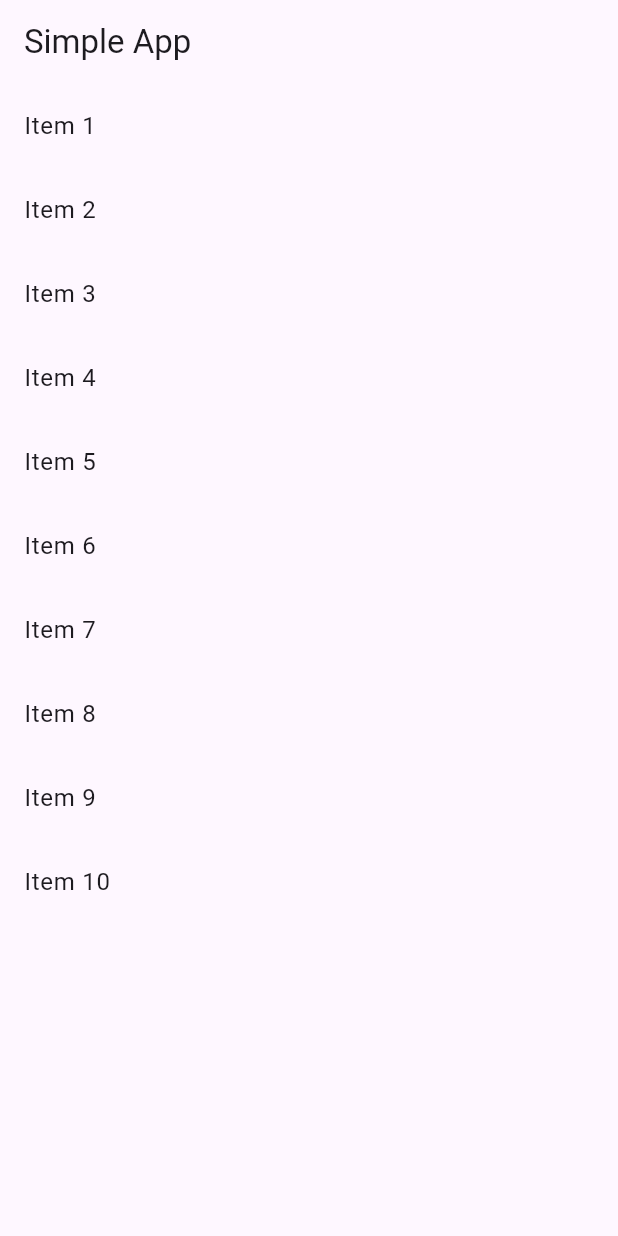
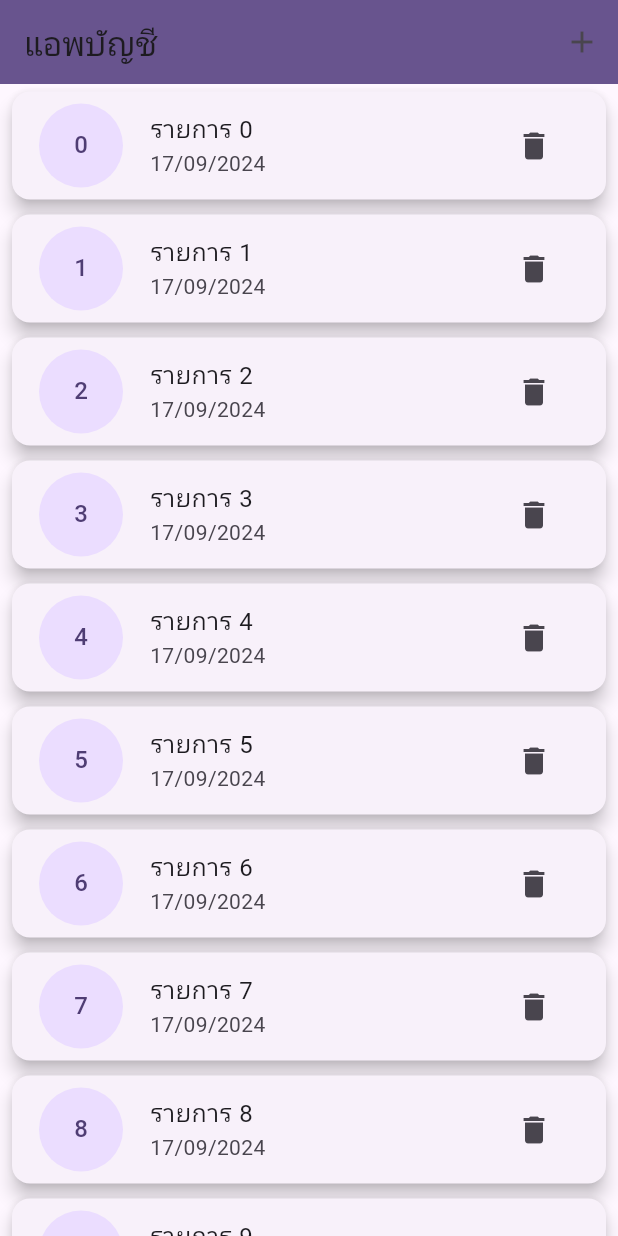
Before and after one commit to phonchai01/sim_app, a Flutter app: the screen it shows after launch, on a phone screen of 412 x 824 dp. Run offline on Flutter 3.47's test engine with Material 3 defaults, Android fonts, the phone set to English and light mode, and no system bars.

Commit message:
Add changes

```diff
--- a/lib/main.dart
+++ b/lib/main.dart
@@ -1,12 +1,94 @@
 import 'package:flutter/material.dart';
-import 'package:sim_app/scene/menus.dart';
+import 'package:sim_app/screens/form_screen.dart';
+import 'package:provider/provider.dart';
+import 'package:sim_app/provider/transaction_provider.dart';
 
-void main(){
-  runApp(MaterialApp(
-    home: Scaffold(
-      appBar : AppBar(
-        title: Text('Simple App'),
+void main() {
+  runApp(const MyApp());
+}
+
+class MyApp extends StatelessWidget {
+  const MyApp({super.key});
+
+  // This widget is the root of your application.
+  @override
+  Widget build(BuildContext context) {
+    return MultiProvider(
+      providers: [
+        ChangeNotifierProvider(
+          create: (context) {
+            return TransactionProvider();
+          }),
+      ],
+      child: MaterialApp(
+        title: 'Flutter Demo',
+        theme: ThemeData(
+          colorScheme: ColorScheme.fromSeed(seedColor: Colors.deepPurple),
+          useMaterial3: true,
+        ),
+        home: const MyHomePage(title: 'แอพบัญชี'),
       ),
-      body: Menus()
-    ),
-    ));}
+    );
+  }
+}
+
+class MyHomePage extends StatefulWidget {
+  const MyHomePage({super.key, required this.title});
+
+  final String title;
+
+  @override
+  State<MyHomePage> createState() => _MyHomePageState();
+}
+
+class _MyHomePageState extends State<MyHomePage> {
+  int _counter = 0;
+
+  void _incrementCounter() {
+    setState(() {
+      _counter++;
+    });
+  }
+
+  @override
+  Widget build(BuildContext context) {
+
+    return Scaffold(
+      appBar: AppBar(
+        backgroundColor: Theme.of(context).colorScheme.primary,
+        title: Text(widget.title),
+        actions: [
+          IconButton(
+            icon: const Icon(Icons.add),
+            onPressed: () {
+              Navigator.push(context, MaterialPageRoute(builder: (context) {
+                return FormScreen();
+              }));
+            },
+          ),
+        ],
+      ),
+      body: ListView.builder(itemBuilder: (context, index) {
+        return Card(
+          elevation: 5,
+          margin: const EdgeInsets.symmetric(vertical: 5, horizontal: 8),
+          child: ListTile(
+            title: Text('รายการ $index'),
+            subtitle: Text('17/09/2024'),
+            leading: CircleAvatar(
+              radius: 30,
+              child: FittedBox(
+                child: Text('$index'),
+              ),
+            ),
+            trailing: IconButton(
+              icon: const Icon(Icons.delete),
+              onPressed: () {},
+            ),
+          ),
+        );
+      },),
+       // This trailing comma makes auto-formatting nicer for build methods.
+    );
+  }
+}
--- /dev/null
+++ b/lib/models/transaction.dart
@@ -0,0 +1,13 @@
+class Transaction {
+  // final String id;
+  final String title;
+  final double amount;
+  final DateTime date;
+
+  Transaction({
+    // required this.id,
+    required this.title,
+    required this.amount,
+    required this.date,
+  });
+}
--- /dev/null
+++ b/lib/provider/transaction_provider.dart
@@ -0,0 +1,20 @@
+import 'package:flutter/foundation.dart';
+import 'package:sim_app/models/transaction.dart';
+
+class TransactionProvider with ChangeNotifier {
+  List<Transaction> transactions = [
+    Transaction(title: 'หนังสือ', amount: 300, date: DateTime.now()),
+    Transaction(title: 'เสื้อ', amount: 500, date: DateTime.now()),
+    Transaction(title: 'รองเท้า', amount: 1000, date: DateTime.now()),
+  ];
+
+  List<Transaction> getTransaction(){
+    return transactions;
+  }
+
+  void addTransaction(Transaction transaction){
+    transactions.add(transaction);
+    notifyListeners();
+  }
+
+}
--- a/lib/scene/menus.dart
+++ /dev/null
@@ -1,36 +0,0 @@
-import 'package:flutter/material.dart';
-
-class Menus extends StatefulWidget {
-  const Menus({super.key});
-
-  @override
-  State<Menus> createState() => _MenusState();
-}
-class _MenusState extends State<Menus> {
-  List<String> items = <String>[
-    'Item 1',
-    'Item 2',
-    'Item 3',
-    'Item 4',
-    'Item 5',
-    'Item 6',
-    'Item 7',
-    'Item 8',
-    'Item 9',
-    'Item 10'];
-  @override
-  Widget build(BuildContext context){
-    return ListView.builder(
-      itemCount:  items.length,
-      itemBuilder: (BuildContext context, int index){
-        return ListTile(
-          title: Text('${items[index]}'),
-          onLongPress: () {
-            setState(() {
-              items.removeAt(index);
-            });
-          });
-      },
-    );
-  }
-}
```
Also changed, not shown: lib/scene/home.dart (deleted, +0 -57 lines), lib/screens/form_screen.dart (added, +39 -0 lines), pubspec.yaml (+9 -8 lines), pubspec.lock.
